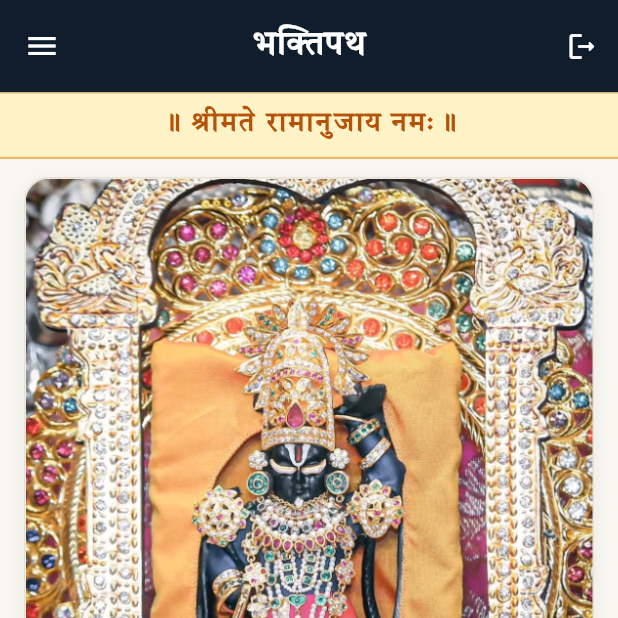
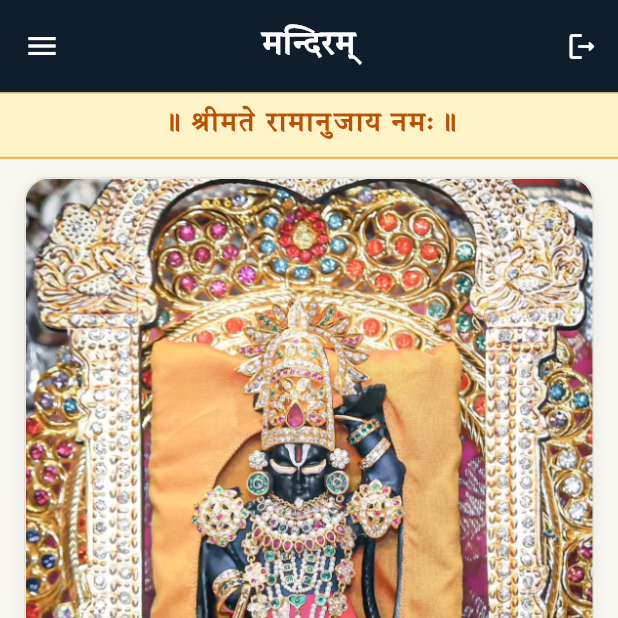
Before and after one commit to codingPurnima/temple_frontend, a Flutter app: the MainScreen screen opened directly, on a phone screen of 412 x 824 dp, the top half of it. Run offline on Flutter 3.47's test engine with Material 3 defaults, Android fonts, the phone set to English and light mode, and no system bars; drawn by our look-alikes of carousel_slider; our stand-ins replace firebase_auth, firebase_core, flutter_secure_storage, image_picker, screenshot, share_plus; accounts and stored records are empty; generated files the repository leaves out were written again; network calls fail.

Commit message:
general naming and logo

```diff
--- a/app/lib/screens/common/splash_screen.dart
+++ b/app/lib/screens/common/splash_screen.dart
@@ -83,14 +83,14 @@ class _SplashScreenState extends State<SplashScreen> {
                 shape: BoxShape.circle,
                 border: Border.all(color: AppTheme.warmGold, width: 2),
                 image: const DecorationImage(
-                  image: AssetImage('assets/images/BhaktipathYT.jpeg'),
+                  image: AssetImage('assets/images/Splash.png'),
                   fit: BoxFit.cover,
                 ),
               ),
             ),
             const SizedBox(height: 24),
             const Text(
-              "भक्तिपथ",
+              " मन्दिरम् ",
               style: TextStyle(
                 fontFamily: 'TiroDevanagariHindi',
                 color: Colors.white,
--- a/app/lib/screens/users/main_screen.dart
+++ b/app/lib/screens/users/main_screen.dart
@@ -316,7 +316,7 @@ class _MainScreenState extends State<MainScreen> {
     return Scaffold(
       backgroundColor: AppTheme.parchmentBackground,
       appBar: AppBar(
-        title: const Text("भक्तिपथ"),
+        title: const Text("मन्दिरम्"),
         actions: [
           IconButton(
             tooltip: "Logout",
```
